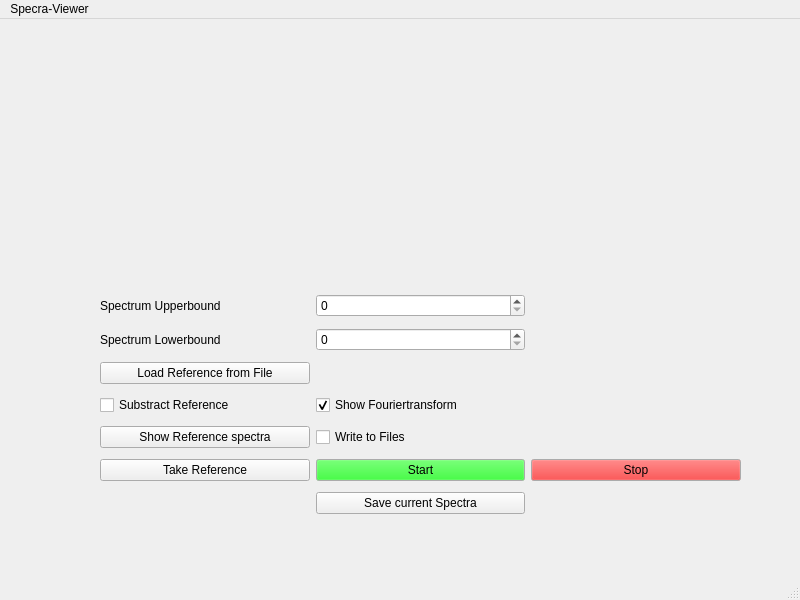
brandhoff/Ghost-OCT, file scripts/MainWindow.ui: the form before one commit.
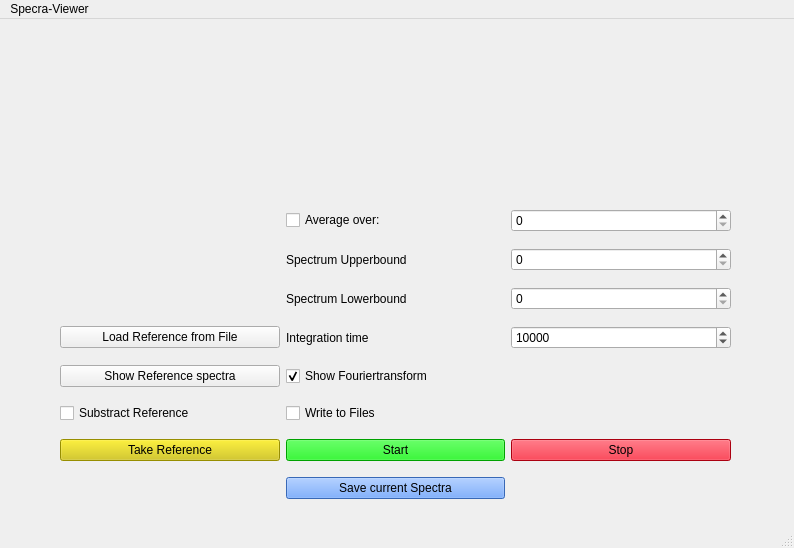
The form after the commit.

What changed in the file:
```diff
--- a/scripts/MainWindow.ui
+++ b/scripts/MainWindow.ui
@@ -6,8 +6,8 @@
    <rect>
     <x>0</x>
     <y>0</y>
-    <width>800</width>
-    <height>600</height>
+    <width>794</width>
+    <height>548</height>
    </rect>
   </property>
   <property name="windowTitle">
@@ -17,21 +17,115 @@
    <widget class="QWidget" name="gridLayoutWidget">
     <property name="geometry">
      <rect>
-      <x>100</x>
-      <y>270</y>
-      <width>641</width>
-      <height>230</height>
+      <x>60</x>
+      <y>180</y>
+      <width>671</width>
+      <height>311</height>
      </rect>
     </property>
     <layout class="QGridLayout" name="gridLayout">
-     <item row="5" column="1">
-      <widget class="QCheckBox" name="checkWrite">
+     <item row="10" column="3">
+      <widget class="QPushButton" name="btnStop">
+       <property name="palette">
+        <palette>
+         <active>
+          <colorrole role="Button">
+           <brush brushstyle="SolidPattern">
+            <color alpha="255">
+             <red>239</red>
+             <green>0</green>
+             <blue>23</blue>
+            </color>
+           </brush>
+          </colorrole>
+          <colorrole role="Base">
+           <brush brushstyle="SolidPattern">
+            <color alpha="255">
+             <red>239</red>
+             <green>0</green>
+             <blue>23</blue>
+            </color>
+           </brush>
+          </colorrole>
+          <colorrole role="Window">
+           <brush brushstyle="SolidPattern">
+            <color alpha="255">
+             <red>239</red>
+             <green>0</green>
+             <blue>23</blue>
+            </color>
+           </brush>
+          </colorrole>
+         </active>
+         <inactive>
+          <colorrole role="Button">
+           <brush brushstyle="SolidPattern">
+            <color alpha="255">
+             <red>239</red>
+             <green>0</green>
+             <blue>23</blue>
+            </color>
+           </brush>
+          </colorrole>
+          <colorrole role="Base">
+           <brush brushstyle="SolidPattern">
+            <color alpha="255">
+             <red>239</red>
+             <green>0</green>
+             <blue>23</blue>
+            </color>
+           </brush>
+          </colorrole>
+          <colorrole role="Window">
+           <brush brushstyle="SolidPattern">
+            <color alpha="255">
+             <red>239</red>
+             <green>0</green>
+             <blue>23</blue>
+            </color>
+           </brush>
+          </colorrole>
+         </inactive>
+         <disabled>
+          <colorrole role="Button">
+           <brush brushstyle="SolidPattern">
+            <color alpha="255">
+             <red>239</red>
+             <green>0</green>
+             <blue>23</blue>
+            </color>
+           </brush>
+          </colorrole>
+          <colorrole role="Base">
+           <brush brushstyle="SolidPattern">
+            <color alpha="255">
+             <red>239</red>
+             <green>0</green>
+             <blue>23</blue>
+            </color>
+           </brush>
+          </colorrole>
+          <colorrole role="Window">
+           <brush brushstyle="SolidPattern">
+            <color alpha="255">
+             <red>239</red>
+             <green>0</green>
+             <blue>23</blue>
+            </color>
+           </brush>
+          </colorrole>
+         </disabled>
+        </palette>
+       </property>
+       <property name="styleSheet">
+        <string notr="true">background-color: rgb(239, 0, 23);</string>
+       </property>
        <property name="text">
-        <string>Write to Files</string>
+        <string>Stop</string>
        </property>
       </widget>
      </item>
-     <item row="4" column="1">
+     <item row="7" column="2">
       <widget class="QCheckBox" name="checkFFT">
        <property name="text">
         <string>Show Fouriertransform</string>
@@ -41,157 +135,214 @@
        </property>
       </widget>
      </item>
-     <item row="6" column="2">
-      <widget class="QPushButton" name="btnStop">
-       <property name="palette">
-        <palette>
-         <active>
-          <colorrole role="Button">
-           <brush brushstyle="SolidPattern">
-            <color alpha="255">
-             <red>255</red>
-             <green>0</green>
-             <blue>0</blue>
-            </color>
-           </brush>
-          </colorrole>
-         </active>
-         <inactive>
-          <colorrole role="Button">
-           <brush brushstyle="SolidPattern">
-            <color alpha="255">
-             <red>255</red>
-             <green>0</green>
-             <blue>0</blue>
-            </color>
-           </brush>
-          </colorrole>
-         </inactive>
-         <disabled>
-          <colorrole role="Button">
-           <brush brushstyle="SolidPattern">
-            <color alpha="255">
-             <red>255</red>
-             <green>0</green>
-             <blue>0</blue>
-            </color>
-           </brush>
-          </colorrole>
-         </disabled>
-        </palette>
-       </property>
+     <item row="8" column="2">
+      <widget class="QCheckBox" name="checkWrite">
        <property name="text">
-        <string>Stop</string>
+        <string>Write to Files</string>
        </property>
       </widget>
      </item>
-     <item row="4" column="0">
-      <widget class="QCheckBox" name="checkSub">
-       <property name="text">
-        <string>Substract Reference</string>
-       </property>
-      </widget>
-     </item>
-     <item row="1" column="1">
-      <widget class="QSpinBox" name="spinLower">
-       <property name="maximum">
-        <number>10000</number>
-       </property>
-      </widget>
-     </item>
-     <item row="6" column="1">
-      <widget class="QPushButton" name="btnStart">
-       <property name="palette">
-        <palette>
-         <active>
-          <colorrole role="Button">
-           <brush brushstyle="SolidPattern">
-            <color alpha="255">
-             <red>0</red>
-             <green>249</green>
-             <blue>0</blue>
-            </color>
-           </brush>
-          </colorrole>
-         </active>
-         <inactive>
-          <colorrole role="Button">
-           <brush brushstyle="SolidPattern">
-            <color alpha="255">
-             <red>0</red>
-             <green>249</green>
-             <blue>0</blue>
-            </color>
-           </brush>
-          </colorrole>
-         </inactive>
-         <disabled>
-          <colorrole role="Button">
-           <brush brushstyle="SolidPattern">
-            <color alpha="255">
-             <red>0</red>
-             <green>249</green>
-             <blue>0</blue>
-            </color>
-           </brush>
-          </colorrole>
-         </disabled>
-        </palette>
-       </property>
-       <property name="text">
-        <string>Start</string>
-       </property>
-      </widget>
-     </item>
-     <item row="7" column="1">
-      <widget class="QPushButton" name="btnSaveSpec">
-       <property name="text">
-        <string>Save current Spectra</string>
-       </property>
-      </widget>
-     </item>
-     <item row="6" column="0">
+     <item row="10" column="0">
       <widget class="QPushButton" name="btnTakeRef">
+       <property name="styleSheet">
+        <string notr="true">background-color: rgb(212, 199, 0);</string>
+       </property>
        <property name="text">
         <string>Take Reference</string>
        </property>
       </widget>
      </item>
-     <item row="2" column="0">
+     <item row="11" column="2">
+      <widget class="QPushButton" name="btnSaveSpec">
+       <property name="styleSheet">
+        <string notr="true">background-color: rgb(79, 145, 255);</string>
+       </property>
+       <property name="text">
+        <string>Save current Spectra</string>
+       </property>
+      </widget>
+     </item>
+     <item row="10" column="2">
+      <widget class="QPushButton" name="btnStart">
+       <property name="palette">
+        <palette>
+         <active>
+          <colorrole role="Button">
+           <brush brushstyle="SolidPattern">
+            <color alpha="255">
+             <red>0</red>
+             <green>226</green>
+             <blue>0</blue>
+            </color>
+           </brush>
+          </colorrole>
+          <colorrole role="Base">
+           <brush brushstyle="SolidPattern">
+            <color alpha="255">
+             <red>0</red>
+             <green>226</green>
+             <blue>0</blue>
+            </color>
+           </brush>
+          </colorrole>
+          <colorrole role="Window">
+           <brush brushstyle="SolidPattern">
+            <color alpha="255">
+             <red>0</red>
+             <green>226</green>
+             <blue>0</blue>
+            </color>
+           </brush>
+          </colorrole>
+         </active>
+         <inactive>
+          <colorrole role="Button">
+           <brush brushstyle="SolidPattern">
+            <color alpha="255">
+             <red>0</red>
+             <green>226</green>
+             <blue>0</blue>
+            </color>
+           </brush>
+          </colorrole>
+          <colorrole role="Base">
+           <brush brushstyle="SolidPattern">
+            <color alpha="255">
+             <red>0</red>
+             <green>226</green>
+             <blue>0</blue>
+            </color>
+           </brush>
+          </colorrole>
+          <colorrole role="Window">
+           <brush brushstyle="SolidPattern">
+            <color alpha="255">
+             <red>0</red>
+             <green>226</green>
+             <blue>0</blue>
+            </color>
+           </brush>
+          </colorrole>
+         </inactive>
+         <disabled>
+          <colorrole role="Button">
+           <brush brushstyle="SolidPattern">
+            <color alpha="255">
+             <red>0</red>
+             <green>226</green>
+             <blue>0</blue>
+            </color>
+           </brush>
+          </colorrole>
+          <colorrole role="Base">
+           <brush brushstyle="SolidPattern">
+            <color alpha="255">
+             <red>0</red>
+             <green>226</green>
+             <blue>0</blue>
+            </color>
+           </brush>
+          </colorrole>
+          <colorrole role="Window">
+           <brush brushstyle="SolidPattern">
+            <color alpha="255">
+             <red>0</red>
+             <green>226</green>
+             <blue>0</blue>
+            </color>
+           </brush>
+          </colorrole>
+         </disabled>
+        </palette>
+       </property>
+       <property name="styleSheet">
+        <string notr="true">background-color: rgb(0, 226, 0);</string>
+       </property>
+       <property name="text">
+        <string>Start</string>
+       </property>
+      </widget>
+     </item>
+     <item row="5" column="0">
       <widget class="QPushButton" name="btnLoadRef">
        <property name="text">
         <string>Load Reference from File</string>
        </property>
       </widget>
      </item>
-     <item row="5" column="0">
+     <item row="7" column="0">
       <widget class="QPushButton" name="btnShowRef">
        <property name="text">
         <string>Show Reference spectra</string>
        </property>
       </widget>
      </item>
-     <item row="0" column="1">
-      <widget class="QSpinBox" name="spinUpper">
-       <property name="maximum">
-        <number>10000</number>
-       </property>
-      </widget>
-     </item>
-     <item row="0" column="0">
-      <widget class="QLabel" name="label">
+     <item row="8" column="0">
+      <widget class="QCheckBox" name="checkSub">
        <property name="text">
-        <string>Spectrum Upperbound</string>
+        <string>Substract Reference</string>
        </property>
       </widget>
      </item>
-     <item row="1" column="0">
+     <item row="1" column="3">
+      <widget class="QSpinBox" name="spinAverage">
+       <property name="maximum">
+        <number>20</number>
+       </property>
+      </widget>
+     </item>
+     <item row="4" column="3">
+      <widget class="QSpinBox" name="spinLower">
+       <property name="maximum">
+        <number>10000</number>
+       </property>
+      </widget>
+     </item>
+     <item row="4" column="2">
       <widget class="QLabel" name="label_2">
        <property name="text">
         <string>Spectrum Lowerbound</string>
        </property>
       </widget>
      </item>
+     <item row="2" column="2">
+      <widget class="QLabel" name="label">
+       <property name="text">
+        <string>Spectrum Upperbound</string>
+       </property>
+      </widget>
+     </item>
+     <item row="1" column="2">
+      <widget class="QCheckBox" name="checkAverage">
+       <property name="text">
+        <string>Average over:</string>
+       </property>
+      </widget>
+     </item>
+     <item row="2" column="3">
+      <widget class="QSpinBox" name="spinUpper">
+       <property name="maximum">
+        <number>10000</number>
+       </property>
+      </widget>
+     </item>
+     <item row="5" column="3">
+      <widget class="QSpinBox" name="spinInt">
+       <property name="maximum">
+        <number>1000000</number>
+       </property>
+       <property name="value">
+        <number>10000</number>
+       </property>
+      </widget>
+     </item>
+     <item row="5" column="2">
+      <widget class="QLabel" name="label_3">
+       <property name="text">
+        <string>Integration time</string>
+       </property>
+      </widget>
+     </item>
     </layout>
    </widget>
   </widget>
@@ -200,7 +351,7 @@
     <rect>
      <x>0</x>
      <y>0</y>
-     <width>800</width>
+     <width>794</width>
      <height>24</height>
     </rect>
    </property>
```
